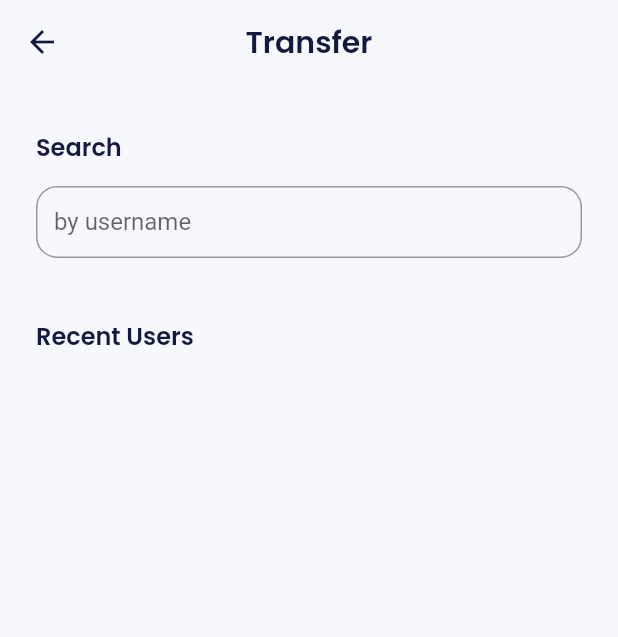
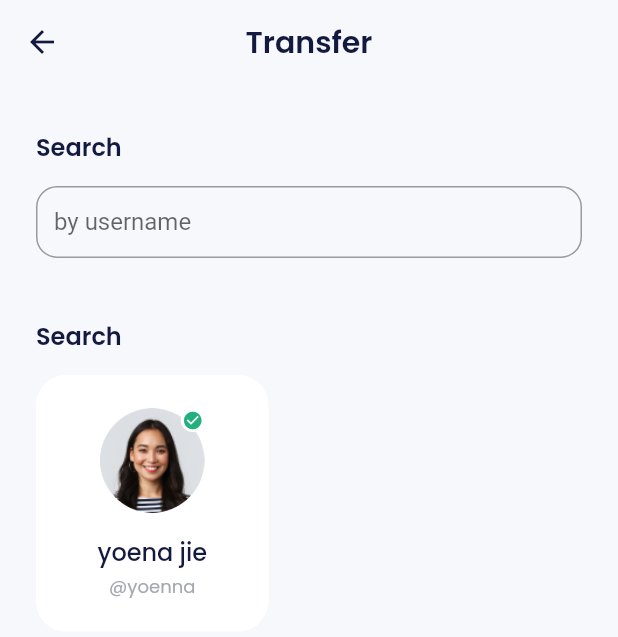
Before and after one commit to Ikhwanus1358/bank_sha, a Flutter app: the TransferPage screen opened by its route, on a phone screen of 412 x 824 dp. Shown: the top 637 px of the screen. Run offline on Flutter 3.47's test engine with Material 2 defaults, Android fonts, the phone set to English and light mode, and no system bars; our stand-ins replace carousel_slider, google_fonts.

Commit message:
git push

```diff
--- a/lib/ui/pages/transfer_page.dart
+++ b/lib/ui/pages/transfer_page.dart
@@ -1,5 +1,7 @@
 import 'package:bank_sha/shared/theme.dart';
 import 'package:bank_sha/ui/widgets/forms.dart';
+import 'package:bank_sha/ui/widgets/transfer_recent_user_item.dart';
+import 'package:bank_sha/ui/widgets/transfer_result_user_item.dart';
 import 'package:flutter/material.dart';
 
 class TransferPage extends StatelessWidget {
@@ -31,11 +33,12 @@ class TransferPage extends StatelessWidget {
           const SizedBox(
             height: 14,
           ),
-          CustomFormField(
+          const CustomFormField(
             title: 'by username',
             isShowTitle: false,
           ),
-          buildRecentUsers()
+          //buildRecentUsers()
+          buildResult()
         ],
       ),
     );
@@ -59,6 +62,55 @@ class TransferPage extends StatelessWidget {
           const SizedBox(
             height: 14,
           ),
+          const TransferRecentUserItem(
+            imageUrl: 'assets/img_friend1.png',
+            name: 'yoena jie',
+            username: 'yoenna',
+            isVerivied: true,
+          ),
+          const TransferRecentUserItem(
+            imageUrl: 'assets/img_friend1.png',
+            name: 'yoena jie',
+            username: 'yoenna',
+          ),
+          const TransferRecentUserItem(
+            imageUrl: 'assets/img_friend1.png',
+            name: 'yoena jie',
+            username: 'yoenna',
+          ),
+        ],
+      ),
+    );
+  }
+
+  Widget buildResult() {
+    return Container(
+      margin: const EdgeInsets.only(
+        top: 40,
+      ),
+      child: Column(
+        crossAxisAlignment: CrossAxisAlignment.start,
+        children: [
+          Text(
+            'Search',
+            style: blackTextStyle.copyWith(
+              fontSize: 16,
+              fontWeight: semiBold,
+            ),
+          ),
+          const SizedBox(
+            height: 14,
+          ),
+          const Wrap(
+            children: [
+              TransferResultUserItem(
+                imageUrl: 'assets/img_friend1.png',
+                name: 'yoena jie',
+                username: 'yoenna',
+                isVerivied: true,
+              ),
+            ],
+          )
         ],
       ),
     );
--- /dev/null
+++ b/lib/ui/widgets/transfer_result_user_item.dart
@@ -0,0 +1,86 @@
+import 'package:bank_sha/shared/theme.dart';
+import 'package:flutter/material.dart';
+
+class TransferResultUserItem extends StatelessWidget {
+  final String imageUrl;
+  final String name;
+  final String username;
+  final bool isVerivied;
+
+  const TransferResultUserItem({
+    Key? key,
+    required this.imageUrl,
+    required this.name,
+    required this.username,
+    this.isVerivied = false,
+  }) : super(key: key);
+
+  @override
+  Widget build(BuildContext context) {
+    return Container(
+      width: 155,
+      height: 171,
+      padding: const EdgeInsets.symmetric(
+        horizontal: 14,
+        vertical: 22,
+      ),
+      decoration: BoxDecoration(
+        color: whiteColor,
+        borderRadius: BorderRadius.circular(20),
+      ),
+      child: Column(
+        children: [
+          Container(
+            width: 70,
+            height: 70,
+            decoration: BoxDecoration(
+              shape: BoxShape.circle,
+              image: DecorationImage(
+                image: AssetImage(
+                  imageUrl,
+                ),
+              ),
+            ),
+            child: isVerivied
+                ? Align(
+                    alignment: Alignment.topRight,
+                    child: Container(
+                      width: 16,
+                      height: 16,
+                      decoration: BoxDecoration(
+                        shape: BoxShape.circle,
+                        color: whiteColor,
+                      ),
+                      child: Icon(
+                        Icons.check_circle,
+                        color: greenColor,
+                        size: 14,
+                      ),
+                    ),
+                  )
+                : null,
+          ),
+          const SizedBox(
+            height: 14,
+          ),
+          Text(
+            name,
+            style: blackTextStyle.copyWith(
+              fontSize: 16,
+              fontWeight: medium,
+            ),
+          ),
+          const SizedBox(
+            height: 2,
+          ),
+          Text(
+            '@$username',
+            style: greyTextStyle.copyWith(
+              fontSize: 12,
+            ),
+          ),
+        ],
+      ),
+    );
+  }
+}
```
Also changed, not shown: lib/ui/widgets/transfer_recent_user_item.dart (+59 -1 lines).
